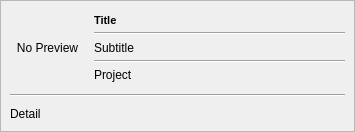
Above: ui/item.ui from iceanimations/customui before the change. Below: the same form after it.
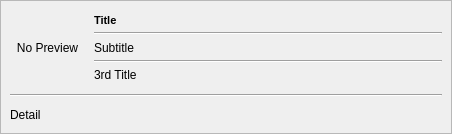
That is the form after the change.

Commit message: breakdown related code added to Item class addWidget, setChecked, isChecked methods

```diff
--- a/ui/item.ui
+++ b/ui/item.ui
@@ -6,8 +6,8 @@
    <rect>
     <x>0</x>
     <y>0</y>
-    <width>355</width>
-    <height>132</height>
+    <width>452</width>
+    <height>134</height>
    </rect>
   </property>
   <property name="sizePolicy">
@@ -144,7 +144,7 @@
           </sizepolicy>
          </property>
          <property name="text">
-          <string>Project</string>
+          <string>3rd Title</string>
          </property>
         </widget>
        </item>
```
The commit also changes 1 other file.
